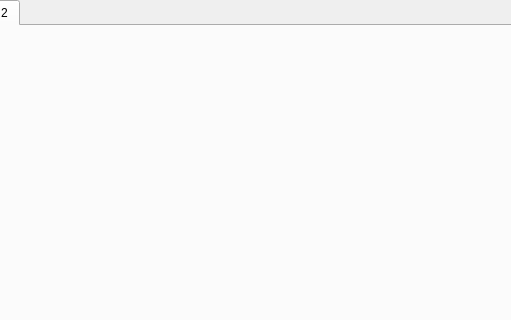
The window that main.ui (nogleo/datanog) describes before a commit, drawn with Qt 5; both pictures show x 82 to 593 and y 0 to 320 of the 800 by 480 pixel window.
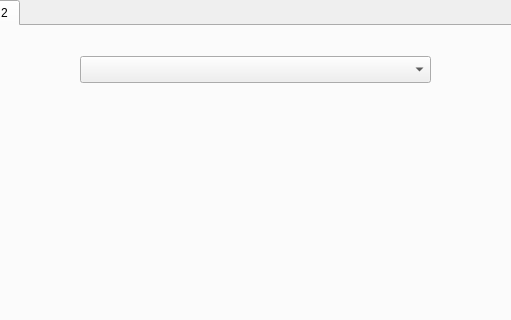
The same window after the commit. The open tabs and pages were chosen to show the change.

```diff
--- a/main.ui
+++ b/main.ui
@@ -119,6 +119,16 @@
      <attribute name="title">
       <string>Tab 2</string>
      </attribute>
+     <widget class="QComboBox" name="comboBox">
+      <property name="geometry">
+       <rect>
+        <x>160</x>
+        <y>30</y>
+        <width>351</width>
+        <height>27</height>
+       </rect>
+      </property>
+     </widget>
     </widget>
    </widget>
   </widget>
```
